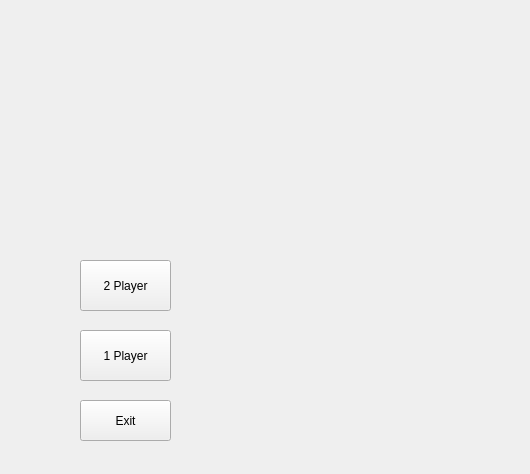
FatemeZamanian/UnoGame, file form.ui: the form before one commit.
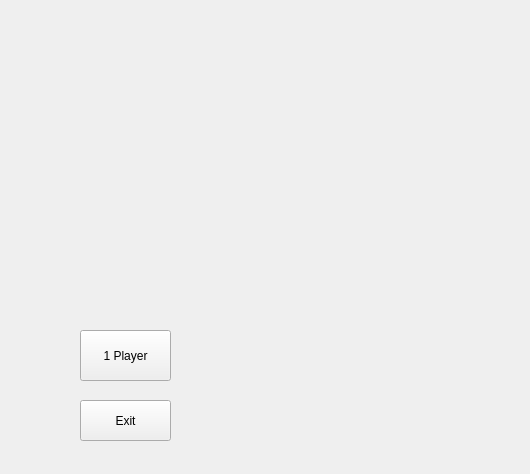
The form after the commit. Icons and pictures are not drawn.

What changed in the file:
```diff
--- a/form.ui
+++ b/form.ui
@@ -58,27 +58,6 @@
     <string>Exit</string>
    </property>
   </widget>
-  <widget class="QPushButton" name="btnnewgame_2">
-   <property name="enabled">
-    <bool>true</bool>
-   </property>
-   <property name="geometry">
-    <rect>
-     <x>80</x>
-     <y>260</y>
-     <width>91</width>
-     <height>51</height>
-    </rect>
-   </property>
-   <property name="styleSheet">
-    <string notr="true">background-image: url(1.jpg);
-font: 75 italic 9pt &quot;Adobe Caslon Pro&quot;;
-</string>
-   </property>
-   <property name="text">
-    <string>2 Player</string>
-   </property>
-  </widget>
  </widget>
  <resources/>
  <connections/>
```
